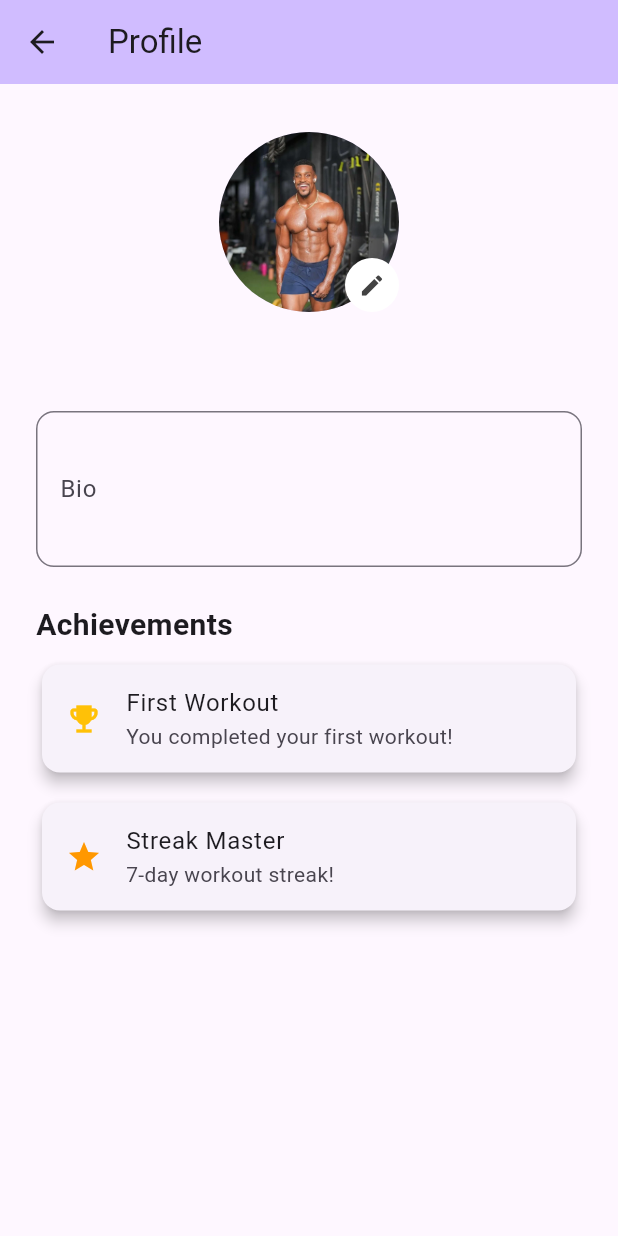
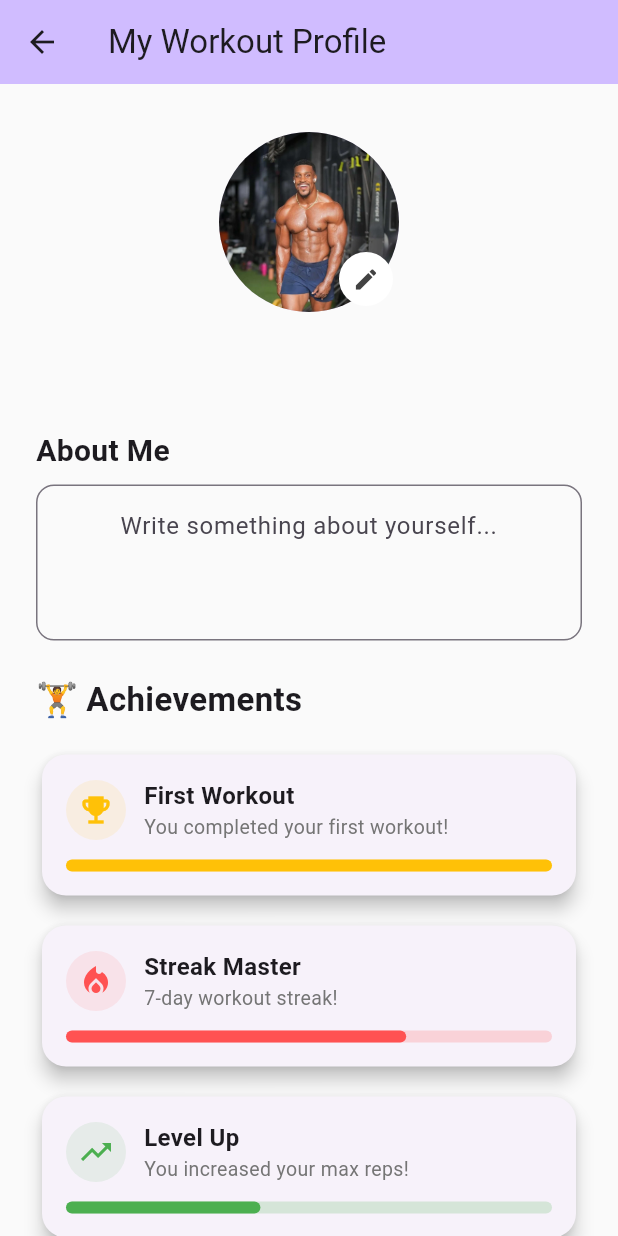
Before and after one commit to marcsaffold17/GetFitApp, a Flutter app: the ProfilePage screen opened directly with empty values, on a phone screen of 412 x 824 dp. Run offline on Flutter 3.47's test engine with Material 3 defaults, Android fonts, the phone set to English and light mode, and no system bars; our stand-ins replace cloud_firestore, firebase_core, fl_chart, google_nav_bar, image_picker, shared_preferences; accounts and stored records are empty.

Commit message:
ui stuff

```diff
--- a/get_fit_app/lib/view/profile_page.dart
+++ b/get_fit_app/lib/view/profile_page.dart
@@ -55,52 +55,125 @@ class _ProfilePageState extends State<ProfilePage> {
     }
   }
 
+  Widget _achievementCard({
+    required IconData icon,
+    required Color color,
+    required String title,
+    required String subtitle,
+    required double progress,
+  }) {
+    return Card(
+      elevation: 5,
+      shape: RoundedRectangleBorder(borderRadius: BorderRadius.circular(16)),
+      child: Padding(
+        padding: const EdgeInsets.all(16),
+        child: Column(
+          crossAxisAlignment: CrossAxisAlignment.start,
+          children: [
+            Row(
+              children: [
+                CircleAvatar(
+                  backgroundColor: color.withOpacity(0.1),
+                  child: Icon(icon, color: color),
+                ),
+                const SizedBox(width: 12),
+                Expanded(
+                  child: Column(
+                    crossAxisAlignment: CrossAxisAlignment.start,
+                    children: [
+                      Text(
+                        title,
+                        style: const TextStyle(
+                          fontSize: 16,
+                          fontWeight: FontWeight.bold,
+                        ),
+                      ),
+                      Text(
+                        subtitle,
+                        style: TextStyle(fontSize: 13, color: Colors.grey[600]),
+                      ),
+                    ],
+                  ),
+                ),
+              ],
+            ),
+            const SizedBox(height: 12),
+            LinearProgressIndicator(
+              value: progress,
+              color: color,
+              backgroundColor: color.withOpacity(0.2),
+              minHeight: 8,
+              borderRadius: BorderRadius.circular(16),
+            ),
+          ],
+        ),
+      ),
+    );
+  }
+
   @override
   Widget build(BuildContext context) {
     return Scaffold(
+      backgroundColor: Colors.grey[50],
       appBar: AppBar(
         leading: IconButton(
           icon: const Icon(Icons.arrow_back),
-          onPressed: () {
-            Navigator.pop(context);
-          },
+          onPressed: () => Navigator.pop(context),
         ),
-        title: const Text("Profile"),
+        title: const Text("My Workout Profile"),
         backgroundColor: Theme.of(context).colorScheme.inversePrimary,
       ),
       body: SingleChildScrollView(
         padding: const EdgeInsets.symmetric(horizontal: 24, vertical: 32),
         child: Column(
           children: [
-            GestureDetector(
-              onTap: _pickImage,
-              child: CircleAvatar(
+            Stack(
+              children: [
+                CircleAvatar(
                   radius: 60,
                   backgroundImage:
                       _image != null
                           ? FileImage(_image!)
                           : const AssetImage('assets/images/AshtonHall.webp')
                               as ImageProvider,
-                child: Align(
-                  alignment: Alignment.bottomRight,
+                ),
+                Positioned(
+                  bottom: 4,
+                  right: 4,
+                  child: GestureDetector(
+                    onTap: _pickImage,
                     child: CircleAvatar(
                       backgroundColor: Colors.white,
                       radius: 18,
-                    child: Icon(Icons.edit, size: 18, color: Colors.grey[800]),
+                      child: Icon(
+                        Icons.edit,
+                        size: 18,
+                        color: Colors.grey[800],
                       ),
                     ),
                   ),
                 ),
+              ],
+            ),
             const SizedBox(height: 16),
             Text(
               widget.username,
-              style: const TextStyle(fontSize: 24, fontWeight: FontWeight.bold),
+              style: const TextStyle(fontSize: 26, fontWeight: FontWeight.bold),
             ),
-            const SizedBox(height: 16),
+            const SizedBox(height: 24),
+            const Align(
+              alignment: Alignment.centerLeft,
+              child: Text(
+                'About Me',
+                style: TextStyle(fontSize: 20, fontWeight: FontWeight.w700),
+              ),
+            ),
+            const SizedBox(height: 8),
             TextField(
               controller: _bioController,
+              textAlign: TextAlign.center,
               decoration: InputDecoration(
-                labelText: 'Bio',
+                hintText: 'Write something about yourself...',
                 border: OutlineInputBorder(
                   borderRadius: BorderRadius.circular(12),
                 ),
@@ -112,33 +185,33 @@ class _ProfilePageState extends State<ProfilePage> {
             const Align(
               alignment: Alignment.centerLeft,
               child: Text(
-                'Achievements',
-                style: TextStyle(fontSize: 20, fontWeight: FontWeight.w600),
+                '🏋️ Achievements',
+                style: TextStyle(fontSize: 22, fontWeight: FontWeight.w700),
               ),
             ),
-            const SizedBox(height: 8),
-            Card(
-              shape: RoundedRectangleBorder(
-                borderRadius: BorderRadius.circular(12),
-              ),
-              elevation: 4,
-              child: ListTile(
-                leading: const Icon(Icons.emoji_events, color: Colors.amber),
-                title: const Text('First Workout'),
-                subtitle: const Text('You completed your first workout!'),
-              ),
+            const SizedBox(height: 16),
+            _achievementCard(
+              icon: Icons.emoji_events,
+              color: Colors.amber,
+              title: 'First Workout',
+              subtitle: 'You completed your first workout!',
+              progress: 1.0,
             ),
             const SizedBox(height: 12),
-            Card(
-              shape: RoundedRectangleBorder(
-                borderRadius: BorderRadius.circular(12),
+            _achievementCard(
+              icon: Icons.local_fire_department,
+              color: Colors.redAccent,
+              title: 'Streak Master',
+              subtitle: '7-day workout streak!',
+              progress: 0.7,
             ),
-              elevation: 4,
-              child: ListTile(
-                leading: const Icon(Icons.star, color: Colors.orange),
-                title: const Text('Streak Master'),
-                subtitle: const Text('7-day workout streak!'),
-              ),
+            const SizedBox(height: 12),
+            _achievementCard(
+              icon: Icons.trending_up,
+              color: Colors.green,
+              title: 'Level Up',
+              subtitle: 'You increased your max reps!',
+              progress: 0.4,
             ),
           ],
         ),
```
Lines whose indentation alone changed are shown as unchanged.
